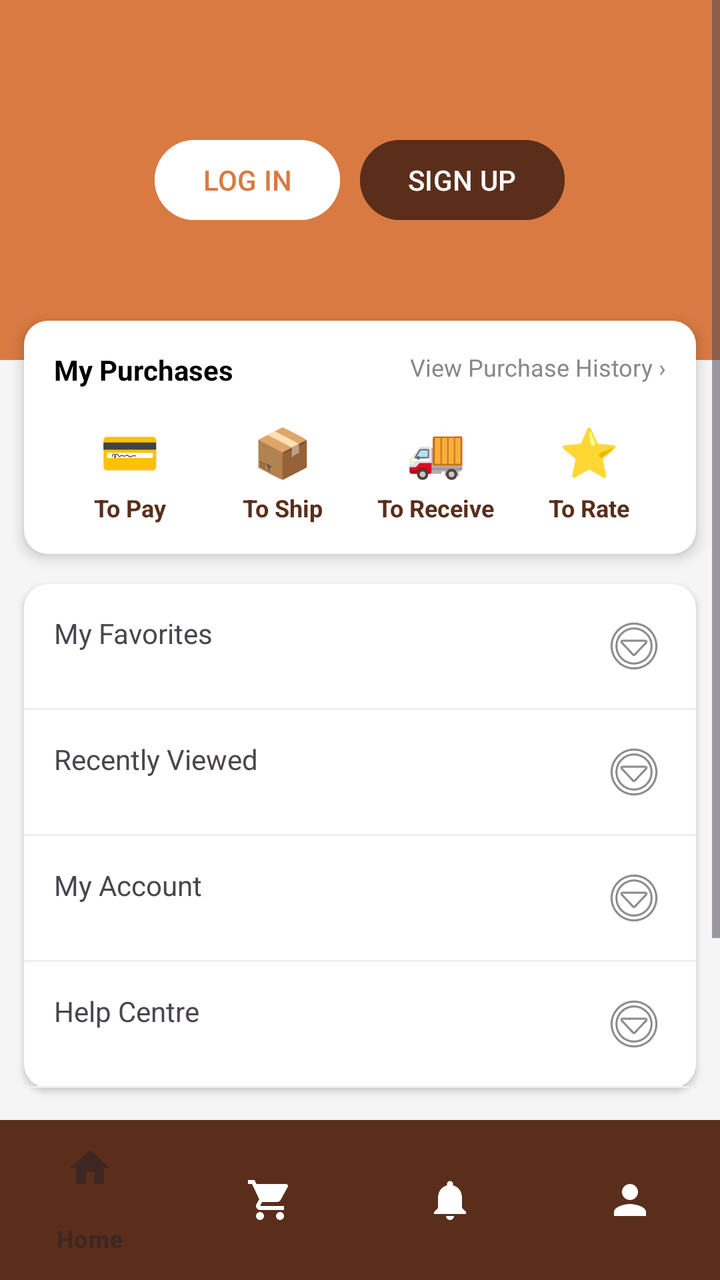
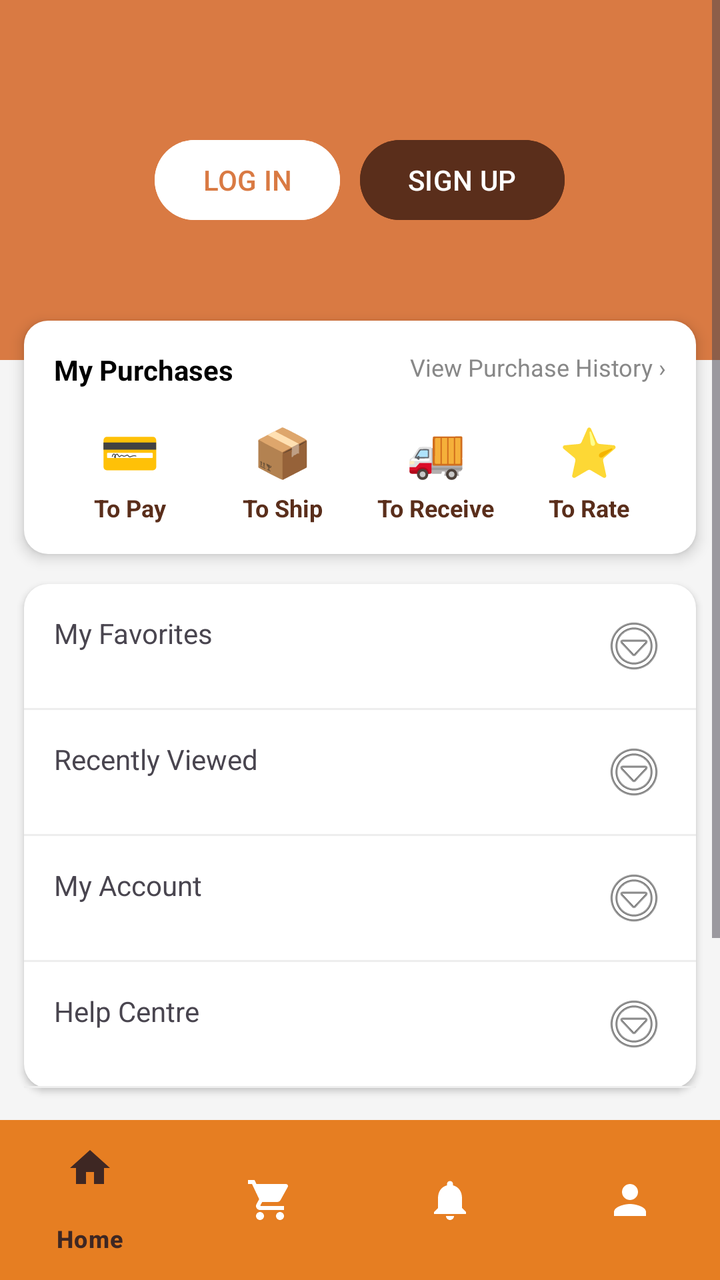

An Android layout rendered at two revisions. The XML below is the earlier revision; the diff shows what the commit changed to produce the second picture.
<!-- AndroidManifest.xml: application theme Theme.Katutubo_F -->
<!-- res/layout/fragment_profile.xml -->
<?xml version="1.0" encoding="utf-8"?>
<RelativeLayout xmlns:android="http://schemas.android.com/apk/res/android"
    xmlns:app="http://schemas.android.com/apk/res-auto"
    android:layout_width="match_parent"
    android:layout_height="match_parent"
    android:background="#F5F5F5">

    <ScrollView
        android:layout_width="match_parent"
        android:layout_height="match_parent"
        android:layout_above="@id/bottom_navigation">

        <LinearLayout
            android:layout_width="match_parent"
            android:layout_height="wrap_content"
            android:orientation="vertical"
            android:clipChildren="false"
            android:clipToPadding="false">

            <RelativeLayout
                android:layout_width="match_parent"
                android:layout_height="180dp"
                android:background="@color/katutubo_orange"
                android:padding="20dp">

                
                <LinearLayout
                    android:id="@+id/logged_in_layout"
                    android:layout_width="wrap_content"
                    android:layout_height="wrap_content"
                    android:layout_alignParentStart="true"
                    android:layout_centerVertical="true"
                    android:gravity="center_vertical"
                    android:orientation="horizontal"
                    android:visibility="gone">

                    <ImageView
                        android:layout_width="70dp"
                        android:layout_height="70dp"
                        android:background="@drawable/rounded_white_bg"
                        android:padding="5dp"
                        android:src="@drawable/logoooo" />

                    <LinearLayout
                        android:layout_width="wrap_content"
                        android:layout_height="wrap_content"
                        android:layout_marginStart="15dp"
                        android:orientation="vertical">

                        <TextView
                            android:id="@+id/profile_name"
                            android:layout_width="wrap_content"
                            android:layout_height="wrap_content"
                            android:text="Katutubo User"
                            android:textColor="@color/white"
                            android:textSize="20sp"
                            android:textStyle="bold" />

                        <TextView
                            android:layout_width="wrap_content"
                            android:layout_height="wrap_content"
                            android:background="@drawable/category_chip_bg"
                            android:backgroundTint="#40FFFFFF"
                            android:paddingHorizontal="8dp"
                            android:paddingVertical="2dp"
                            android:text="Silver Member"
                            android:textColor="@color/white"
                            android:textSize="12sp" />
                    </LinearLayout>
                </LinearLayout>

                
                <LinearLayout
                    android:id="@+id/guest_layout"
                    android:layout_width="match_parent"
                    android:layout_height="wrap_content"
                    android:layout_centerVertical="true"
                    android:gravity="center"
                    android:orientation="horizontal">

                    <Button
                        android:id="@+id/btn_login_profile"
                        android:layout_width="wrap_content"
                        android:layout_height="wrap_content"
                        android:text="LOG IN"
                        android:backgroundTint="@color/white"
                        android:textColor="@color/katutubo_orange"
                        android:layout_marginEnd="10dp"/>

                    <Button
                        android:id="@+id/btn_signup_profile"
                        android:layout_width="wrap_content"
                        android:layout_height="wrap_content"
                        android:text="SIGN UP"
                        android:backgroundTint="@color/katutubo_brown"
                        android:textColor="@color/white"/>
                </LinearLayout>

            </RelativeLayout>

            
            <LinearLayout
                android:layout_width="match_parent"
                android:layout_height="wrap_content"
                android:layout_marginTop="-20dp"
                android:layout_marginHorizontal="12dp"
                android:background="@drawable/rounded_white_bg"
                android:elevation="4dp"
                android:orientation="vertical"
                android:padding="15dp"
                android:clipChildren="false"
                android:clipToPadding="false">

                <RelativeLayout
                    android:layout_width="match_parent"
                    android:layout_height="wrap_content"
                    android:layout_marginBottom="15dp">
                    <LinearLayout
                        android:layout_width="wrap_content"
                        android:layout_height="wrap_content"
                        android:orientation="horizontal"
                        android:gravity="center_vertical">
                        <TextView
                            android:layout_width="wrap_content"
                            android:layout_height="wrap_content"
                            android:text="My Purchases"
                            android:textColor="@color/black"
                            android:textStyle="bold" />
                        <TextView
                            android:id="@+id/badge_my_purchases"
                            android:layout_width="16dp"
                            android:layout_height="16dp"
                            android:layout_marginStart="8dp"
                            android:background="@drawable/badge_background"
                            android:gravity="center"
                            android:text="1"
                            android:textColor="@color/white"
                            android:textSize="10sp"
                            android:textStyle="bold"
                            android:visibility="gone" />
                    </LinearLayout>
                    <TextView
                        android:id="@+id/btn_view_history"
                        android:layout_width="wrap_content"
                        android:layout_height="wrap_content"
                        android:layout_alignParentEnd="true"
                        android:text="View Purchase History ›"
                        android:textColor="#888888"
                        android:textSize="12sp"
                        android:clickable="true"
                        android:focusable="true"/>
                </RelativeLayout>

                <LinearLayout
                    android:layout_width="match_parent"
                    android:layout_height="wrap_content"
                    android:orientation="horizontal"
                    android:weightSum="4"
                    android:clipChildren="false"
                    android:clipToPadding="false">

                    <LinearLayout android:id="@+id/to_pay" android:layout_width="0dp" android:layout_height="wrap_content" android:layout_weight="1" android:gravity="center" android:orientation="vertical" android:clickable="true" android:focusable="true" android:clipChildren="false" android:clipToPadding="false">
                        <RelativeLayout android:layout_width="wrap_content" android:layout_height="wrap_content" android:clipChildren="false" android:clipToPadding="false">
                            <TextView android:id="@+id/icon_to_pay" android:layout_width="wrap_content" android:layout_height="wrap_content" android:text="💳" android:textSize="24sp" />
                            <TextView android:id="@+id/badge_to_pay" android:layout_width="16dp" android:layout_height="16dp" android:layout_alignTop="@id/icon_to_pay" android:layout_alignEnd="@id/icon_to_pay" android:layout_marginTop="-4dp" android:layout_marginEnd="-6dp" android:background="@drawable/badge_background" android:gravity="center" android:text="1" android:textColor="@color/white" android:textSize="10sp" android:textStyle="bold" android:visibility="gone" />
                        </RelativeLayout>
                        <TextView android:layout_width="wrap_content" android:layout_height="wrap_content" android:text="To Pay" android:textSize="12sp" android:textColor="@color/katutubo_brown" android:textStyle="bold" android:layout_marginTop="4dp" />
                    </LinearLayout>

                    <LinearLayout android:id="@+id/to_ship" android:layout_width="0dp" android:layout_height="wrap_content" android:layout_weight="1" android:gravity="center" android:orientation="vertical" android:clickable="true" android:focusable="true" android:clipChildren="false" android:clipToPadding="false">
                        <RelativeLayout android:layout_width="wrap_content" android:layout_height="wrap_content" android:clipChildren="false" android:clipToPadding="false">
                            <TextView android:id="@+id/icon_to_ship" android:layout_width="wrap_content" android:layout_height="wrap_content" android:text="📦" android:textSize="24sp" />
                            <TextView android:id="@+id/badge_to_ship" android:layout_width="16dp" android:layout_height="16dp" android:layout_alignTop="@id/icon_to_ship" android:layout_alignEnd="@id/icon_to_ship" android:layout_marginTop="-4dp" android:layout_marginEnd="-6dp" android:background="@drawable/badge_background" android:gravity="center" android:text="1" android:textColor="@color/white" android:textSize="10sp" android:textStyle="bold" android:visibility="gone" />
                        </RelativeLayout>
                        <TextView android:layout_width="wrap_content" android:layout_height="wrap_content" android:text="To Ship" android:textSize="12sp" android:textColor="@color/katutubo_brown" android:textStyle="bold" android:layout_marginTop="4dp" />
                    </LinearLayout>

                    <LinearLayout android:id="@+id/to_receive" android:layout_width="0dp" android:layout_height="wrap_content" android:layout_weight="1" android:gravity="center" android:orientation="vertical" android:clickable="true" android:focusable="true" android:clipChildren="false" android:clipToPadding="false">
                        <RelativeLayout android:layout_width="wrap_content" android:layout_height="wrap_content" android:clipChildren="false" android:clipToPadding="false">
                            <TextView android:id="@+id/icon_to_receive" android:layout_width="wrap_content" android:layout_height="wrap_content" android:text="🚚" android:textSize="24sp" />
                            <TextView android:id="@+id/badge_to_receive" android:layout_width="16dp" android:layout_height="16dp" android:layout_alignTop="@id/icon_to_receive" android:layout_alignEnd="@id/icon_to_receive" android:layout_marginTop="-4dp" android:layout_marginEnd="-6dp" android:background="@drawable/badge_background" android:gravity="center" android:text="1" android:textColor="@color/white" android:textSize="10sp" android:textStyle="bold" android:visibility="gone" />
                        </RelativeLayout>
                        <TextView android:layout_width="wrap_content" android:layout_height="wrap_content" android:text="To Receive" android:textSize="12sp" android:textColor="@color/katutubo_brown" android:textStyle="bold" android:layout_marginTop="4dp" />
                    </LinearLayout>

                    <LinearLayout android:id="@+id/to_rate" android:layout_width="0dp" android:layout_height="wrap_content" android:layout_weight="1" android:gravity="center" android:orientation="vertical" android:clickable="true" android:focusable="true" android:clipChildren="false" android:clipToPadding="false">
                        <RelativeLayout android:layout_width="wrap_content" android:layout_height="wrap_content" android:clipChildren="false" android:clipToPadding="false">
                            <TextView android:id="@+id/icon_to_rate" android:layout_width="wrap_content" android:layout_height="wrap_content" android:text="⭐" android:textSize="24sp" />
                            <TextView android:id="@+id/badge_to_rate" android:layout_width="16dp" android:layout_height="16dp" android:layout_alignTop="@id/icon_to_rate" android:layout_alignEnd="@id/icon_to_rate" android:layout_marginTop="-4dp" android:layout_marginEnd="-6dp" android:background="@drawable/badge_background" android:gravity="center" android:text="1" android:textColor="@color/white" android:textSize="10sp" android:textStyle="bold" android:visibility="gone" />
                        </RelativeLayout>
                        <TextView android:layout_width="wrap_content" android:layout_height="wrap_content" android:text="To Rate" android:textSize="12sp" android:textColor="@color/katutubo_brown" android:textStyle="bold" android:layout_marginTop="4dp" />
                    </LinearLayout>
                </LinearLayout>
            </LinearLayout>

            
            <LinearLayout
                android:layout_width="match_parent" android:layout_height="wrap_content"
                android:layout_marginHorizontal="12dp" android:layout_marginTop="15dp"
                android:layout_marginBottom="20dp" android:background="@drawable/rounded_white_bg"
                android:elevation="2dp" android:orientation="vertical">

                <TextView
                    android:id="@+id/my_favorites"
                    android:layout_width="match_parent"
                    android:layout_height="wrap_content"
                    android:padding="15dp"
                    android:text="My Favorites"
                    android:drawableEnd="@android:drawable/ic_menu_more"
                    android:clickable="true"
                    android:focusable="true"/>
                <View android:layout_width="match_parent" android:layout_height="1dp" android:background="#EEEEEE" />
                <TextView
                    android:id="@+id/recently_viewed"
                    android:layout_width="match_parent"
                    android:layout_height="wrap_content"
                    android:padding="15dp"
                    android:text="Recently Viewed"
                    android:drawableEnd="@android:drawable/ic_menu_more"
                    android:clickable="true"
                    android:focusable="true"/>
                <View android:layout_width="match_parent" android:layout_height="1dp" android:background="#EEEEEE" />
                <TextView
                    android:id="@+id/my_account"
                    android:layout_width="match_parent"
                    android:layout_height="wrap_content"
                    android:padding="15dp"
                    android:text="My Account"
                    android:drawableEnd="@android:drawable/ic_menu_more"
                    android:clickable="true"
                    android:focusable="true"/>
                <View android:layout_width="match_parent" android:layout_height="1dp" android:background="#EEEEEE" />
                <TextView
                    android:id="@+id/help_centre"
                    android:layout_width="match_parent"
                    android:layout_height="wrap_content"
                    android:padding="15dp"
                    android:text="Help Centre"
                    android:drawableEnd="@android:drawable/ic_menu_more"
                    android:clickable="true"
                    android:focusable="true"/>
                <View android:layout_width="match_parent" android:layout_height="1dp" android:background="#EEEEEE" />
                <Button
                    android:id="@+id/logout_button"
                    android:layout_width="match_parent"
                    android:layout_height="wrap_content"
                    android:background="@android:color/transparent"
                    android:text="LOGOUT"
                    android:textColor="#E74C3C"
                    android:textStyle="bold"
                    android:gravity="start|center_vertical"
                    android:paddingStart="15dp"
                    android:visibility="gone"/>
            </LinearLayout>

            
            <LinearLayout
                android:id="@+id/profile_recent_views_section"
                android:layout_width="match_parent"
                android:layout_height="wrap_content"
                android:orientation="vertical"
                android:layout_marginHorizontal="12dp"
                android:layout_marginBottom="20dp"
                android:visibility="gone">

                <TextView
                    android:layout_width="wrap_content"
                    android:layout_height="wrap_content"
                    android:text="Recently Viewed"
                    android:textColor="@color/katutubo_brown"
                    android:textSize="18sp"
                    android:textStyle="bold" />

                <HorizontalScrollView
                    android:layout_width="match_parent"
                    android:layout_height="wrap_content"
                    android:scrollbars="none"
                    android:layout_marginTop="8dp">
                    <LinearLayout
                        android:id="@+id/profile_recent_views_container"
                        android:layout_width="wrap_content"
                        android:layout_height="wrap_content"
                        android:orientation="horizontal" />
                </HorizontalScrollView>
            </LinearLayout>

            
            <LinearLayout
                android:id="@+id/profile_recommendations_section"
                android:layout_width="match_parent"
                android:layout_height="wrap_content"
                android:orientation="vertical"
                android:layout_marginHorizontal="12dp"
                android:layout_marginBottom="20dp">

                <TextView
                    android:layout_width="wrap_content"
                    android:layout_height="wrap_content"
                    android:text="You Might Also Like"
                    android:textColor="@color/katutubo_orange"
                    android:textSize="18sp"
                    android:textStyle="bold" />

                <HorizontalScrollView
                    android:layout_width="match_parent"
                    android:layout_height="wrap_content"
                    android:scrollbars="none"
                    android:layout_marginTop="8dp">
                    <LinearLayout
                        android:id="@+id/profile_recommendations_container"
                        android:layout_width="wrap_content"
                        android:layout_height="wrap_content"
                        android:orientation="horizontal" />
                </HorizontalScrollView>
            </LinearLayout>

            
            <LinearLayout
                android:layout_width="match_parent"
                android:layout_height="wrap_content"
                android:orientation="vertical"
                android:layout_marginHorizontal="12dp"
                android:layout_marginBottom="20dp">

                <TextView
                    android:layout_width="wrap_content"
                    android:layout_height="wrap_content"
                    android:text="Exclusive Promotions"
                    android:textColor="@color/katutubo_orange"
                    android:textSize="18sp"
                    android:textStyle="bold" />

                <HorizontalScrollView
                    android:layout_width="match_parent"
                    android:layout_height="wrap_content"
                    android:scrollbars="none"
                    android:layout_marginTop="8dp">
                    <LinearLayout
                        android:id="@+id/profile_promo_container"
                        android:layout_width="wrap_content"
                        android:layout_height="wrap_content"
                        android:orientation="horizontal" />
                </HorizontalScrollView>
            </LinearLayout>

        </LinearLayout>
    </ScrollView>

    <com.google.android.material.bottomnavigation.BottomNavigationView
        android:id="@+id/bottom_navigation"
        android:layout_width="match_parent"
        android:layout_height="wrap_content"
        android:layout_alignParentBottom="true"
        android:background="@color/katutubo_brown"
        app:itemIconTint="@color/nav_item_color"
        app:itemTextColor="@color/nav_item_color"
        app:menu="@menu/bottom_nav_menu" />

</RelativeLayout>
<!-- resources referenced by this layout -->
<resources>
  <color name="black">#000000</color>
  <color name="katutubo_brown">#5A2E1B</color>
  <color name="katutubo_orange">#D97A43</color>
  <color name="white">#FFFFFF</color>
  <!-- drawable badge_background (drawable) -->
  <?xml version="1.0" encoding="utf-8"?>
  <shape xmlns:android="http://schemas.android.com/apk/res/android"
      android:shape="oval">
      <solid android:color="#F44336" />
  </shape>
  <!-- drawable category_chip_bg (drawable) -->
  <?xml version="1.0" encoding="utf-8"?>
  <shape xmlns:android="http://schemas.android.com/apk/res/android">
      <solid android:color="@color/white" />
      <corners android:radius="16dp" />
  </shape>
  <!-- drawable logoooo: png bitmap (drawable, 671715 bytes) -->
  <!-- drawable rounded_white_bg (drawable) -->
  <?xml version="1.0" encoding="utf-8"?>
  <shape xmlns:android="http://schemas.android.com/apk/res/android">
      <solid android:color="@color/white" />
      <corners android:radius="12dp" />
  </shape>
  <style name="Theme.Katutubo_F" parent="Base.Theme.Katutubo_F">
          
          <item name="bottomNavigationStyle">@style/Widget.App.BottomNavigationView</item>
      </style>
  <style name="Base.Theme.Katutubo_F" parent="Theme.Material3.DayNight.NoActionBar">
          
      </style>
  <style name="Widget.App.BottomNavigationView" parent="Widget.Material3.BottomNavigationView">
          
          <item name="materialThemeOverlay">@style/ThemeOverlay.App.BottomNavigation</item>
      </style>
  <style name="ThemeOverlay.App.BottomNavigation" parent="">
          
          <item name="colorSecondaryContainer">#EFEBE9</item>
      </style>
</resources>

<!-- the commit's change to res/layout/fragment_profile.xml (unified diff, before → after) -->
@@ -351,7 +351,7 @@
         android:layout_width="match_parent"
         android:layout_height="wrap_content"
         android:layout_alignParentBottom="true"
-        android:background="@color/katutubo_brown"
+        android:background="#E67E22"
         app:itemIconTint="@color/nav_item_color"
         app:itemTextColor="@color/nav_item_color"
         app:menu="@menu/bottom_nav_menu" />
